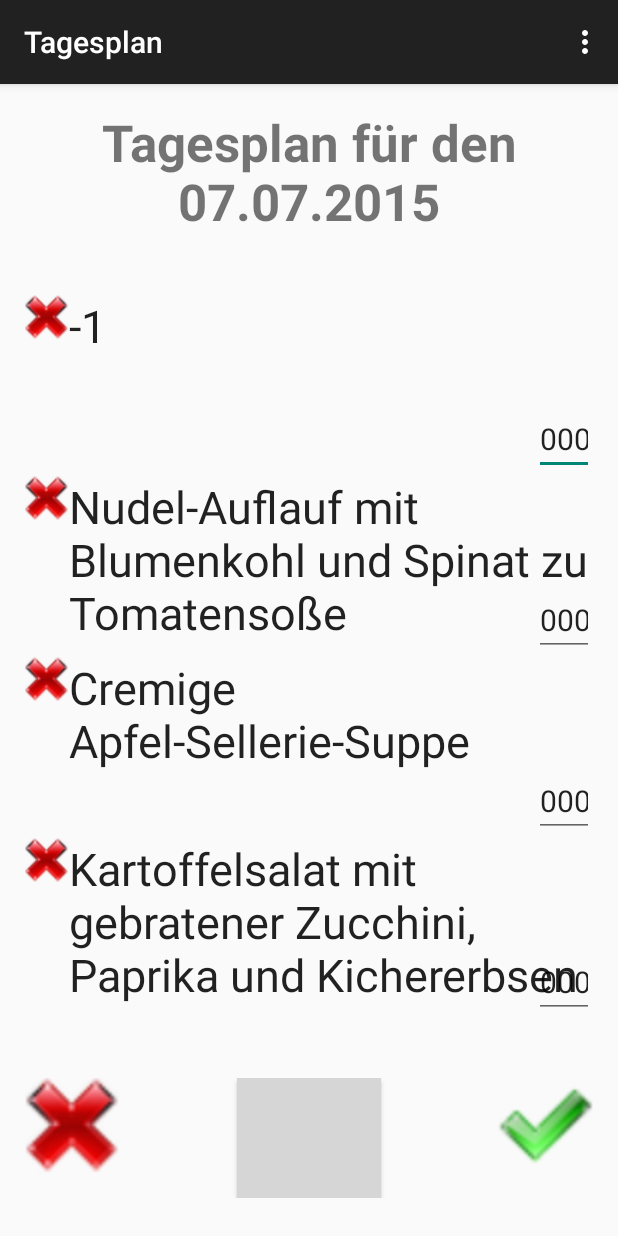
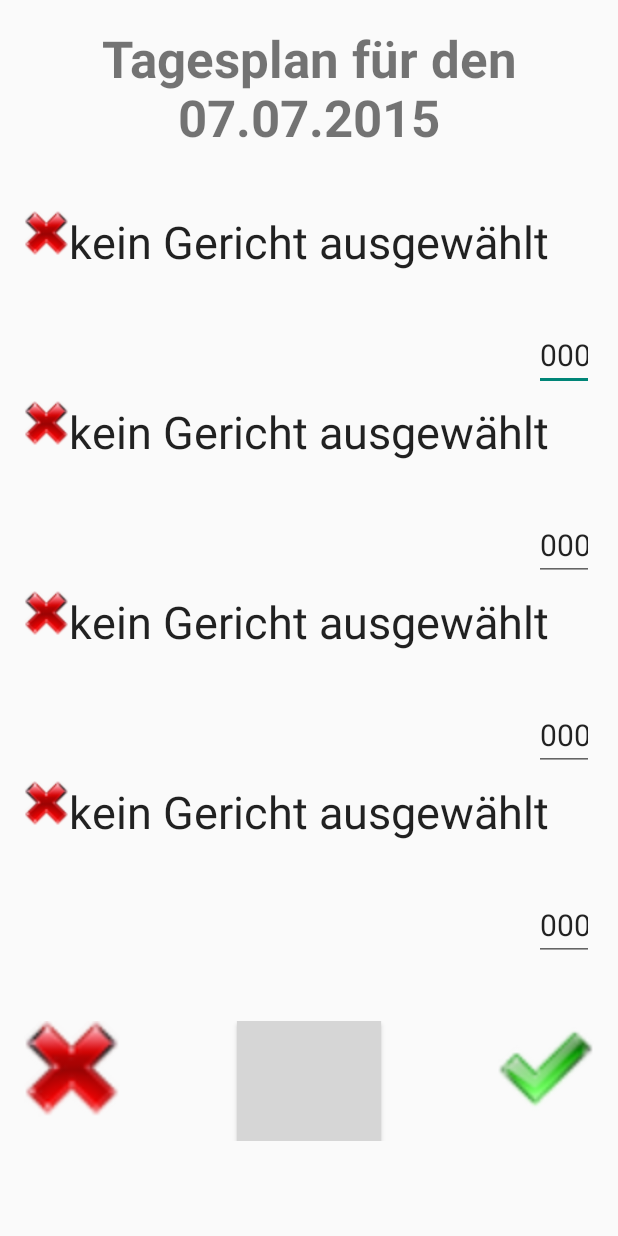
Before and after one commit to Taikaschi/PCM_214, an Android app: the MainActivity_Katalog screen opened directly, with no data from a screen before it, after a tap on "OK", on a phone screen of 412 x 824 dp. Run offline under Robolectric (Android 15) with nearby library versions, the phone set to English and light mode, and no system bars; libraries missing offline, so code that uses them is left out: net.danlew.android; 2 other taps on this screen came first; grey boxes are pictures that could not be loaded.

Commit message:
Stand 13.07.2015 22:31

```diff
--- a/app/src/main/java/de/fhs/pcm_214/DayPlanActivity.java
+++ b/app/src/main/java/de/fhs/pcm_214/DayPlanActivity.java
@@ -1,7 +1,7 @@
 package de.fhs.pcm_214;
 
+import android.app.Activity;
 import android.content.Intent;
-import android.support.v7.app.AppCompatActivity;
 import android.os.Bundle;
 import android.util.Log;
 import android.view.Menu;
@@ -17,40 +17,47 @@ import java.io.File;
 import java.io.FileInputStream;
 import java.io.FileNotFoundException;
 import java.io.FileOutputStream;
+import java.util.ArrayList;
 
-public class DayPlanActivity extends AppCompatActivity {
+public class DayPlanActivity extends Activity {
 
     @Override
-    protected void onCreate(Bundle savedInstanceState) {
+    protected void onCreate(final Bundle savedInstanceState) {
         super.onCreate(savedInstanceState);
         setContentView(R.layout.activity_day_plan);
         //JodaTimeAndroid.init(this);
 
+        ArrayList<TextView> recipeArray =new ArrayList<TextView>();
+        recipeArray.add((TextView) findViewById(R.id.textView_rcp1));
+        recipeArray.add((TextView) findViewById(R.id.textView_rcp2));
+        recipeArray.add((TextView) findViewById(R.id.textView_rcp3));
+        recipeArray.add((TextView) findViewById(R.id.textView_rcp4));
 
-        /*try {
-            TextView textView_rcp1 = (TextView) findViewById(R.id.textView_rcp1);
-            TextView textView_rcp2 = (TextView) findViewById(R.id.textView_rcp2);
-            TextView textView_rcp3 = (TextView) findViewById(R.id.textView_rcp3);
-            TextView textView_rcp4 = (TextView) findViewById(R.id.textView_rcp4);
-            TextView[] array = {textView_rcp1, textView_rcp2, textView_rcp3, textView_rcp4};
+        Intent intent = this.getIntent();
+        Recipes data = new Recipes();
+        // Receiving the Data
+        int[] receive_recipes = intent.getIntArrayExtra("result");
+
+       // Displaying Received data
+
+        for (int j = 0; j < receive_recipes.length; j++) {
+
+            if(receive_recipes.length > 0){
+                String temp = (data.getRecipes(receive_recipes[j]));
+                recipeArray.get(j).setText(temp);}
+
+        }
 
 
-
-            Timestamp timestamp = new Timestamp(getIntent().getExtras().toString());
+            /*Timestamp timestamp = new Timestamp(getIntent().getExtras().toString());
 
 
             ParseCSV parseCSV = new ParseCSV(getApplicationContext());
 
 
             FileInputStream in = openFileInput("recipe.log");
-            int[] recipes = parseCSV.readEntry(in, timestamp);
+            int[] recipes = parseCSV.readEntry(in, timestamp);*/
 
-
-            Recipes data = new Recipes();
-
-            for (int i = 0; i < recipes.length; i++) {
-                array[i].setText(data.getRecipes(recipes[i]));
-            }
 
            /* public void deleteEntry(FileInputStream in, FileOutputStream out, Timestamp timestamp) {                            //TODO
 
@@ -63,13 +70,7 @@ public class DayPlanActivity extends AppCompatActivity {
             Log.d("ASD", e.getLocalizedMessage());
         }
 
-*/      TextView textView_rcp1 = (TextView) findViewById(R.id.textView_rcp1);
-        Intent i = getIntent();
-        // Receiving the Data
-        int[] recipe = i.getIntArrayExtra("result");
-        String temp =    String.valueOf(recipe[0]);
-        // Displaying Received data
-        textView_rcp1.setText(temp);
+*/
 
 
         Button cancel = (Button) findViewById(R.id.cancel_button);
@@ -81,7 +82,15 @@ public class DayPlanActivity extends AppCompatActivity {
                 startActivity(cancelIntent);
             }
         });
-
+        Button add = (Button) findViewById(R.id.add_button);
+        add.setOnClickListener(new View.OnClickListener() {
+            @Override
+            public void onClick(View v) {
+                Intent addIntent = new Intent();
+                addIntent.setClass(DayPlanActivity.this, MainActivity_Katalog.class);
+                startActivity(addIntent,savedInstanceState);
+            }
+        });
         Button okay = (Button) findViewById(R.id.ok_button);
         okay.setOnClickListener(new View.OnClickListener() {
             @Override
--- a/app/src/main/java/de/fhs/pcm_214/MainActivity_Katalog.java
+++ b/app/src/main/java/de/fhs/pcm_214/MainActivity_Katalog.java
@@ -20,7 +20,6 @@ public class MainActivity_Katalog extends ActionBarActivity {
     private ListView list;
     ArrayList<Item> model = new ArrayList<Item>();
     int result[];
-
     @Override
     protected void onCreate(Bundle savedInstanceState) {
         super.onCreate(savedInstanceState);
@@ -36,7 +35,7 @@ public class MainActivity_Katalog extends ActionBarActivity {
     public void initModel()
     {
         String[] recipe = Recipes.init();
-        for(int i=0; i<20; i++)
+        for(int i=0; i<21; i++)
         {
             model.add(new Item(recipe[i]));
         }
@@ -119,7 +118,7 @@ public class MainActivity_Katalog extends ActionBarActivity {
         result = new int[maxItems];
         for (int i=0; i<maxItems; i++)
         {
-            result[i] = -1;
+            result[i] = 0;
         }
 
         int anz = 0;
@@ -128,7 +127,9 @@ public class MainActivity_Katalog extends ActionBarActivity {
             Item item = model.get(i);
             if(item.checked && anz<maxItems)
             {
-                result[anz++] = i;
+                result[anz] = i;
+                anz++;
+
             }
         }
 
--- a/app/src/main/java/de/fhs/pcm_214/Recipes.java
+++ b/app/src/main/java/de/fhs/pcm_214/Recipes.java
@@ -4,59 +4,63 @@ import java.util.ArrayList;
 
 public class Recipes {
     public static String[] init(){
-        String[] recipes = new String[20];
+        String[] recipes = new String[21];
 
-        recipes[0] = "Penne-Hähnchen-Auflauf mit Mozzarella-Brot-Kruste";
-        recipes[1] = "Italienischer Nudelauflauf mit Tomaten und Bacon";
-        recipes[2] = "Nudel-Auflauf mit Blumenkohl und Spinat zu Tomatensoße";
-        recipes[3] = "Makkaroni-Bratwurst-Auflauf mit Möhren und Champignons";
-        recipes[4] = "Kohlrabi-Kartoffelsuppe mit Räucherlachs und Kresse";
-        recipes[5] = "Cremige Apfel-Sellerie-Suppe";
-        recipes[6] = "Hühnersuppe mit Nudeln";
-        recipes[7] = "Portugiesischer Maisgrieß-Kuchen";
-        recipes[8] = "Luftiger Himbeerkuchen";
-        recipes[9] = "Kokos-Streuselkuchen mit Ananas";
-        recipes[10] = "Kartoffel-Tortilla";
-        recipes[11] = "Portugiesische Kartoffelsuppe mit Chorizo";
-        recipes[12] = "Kartoffelpuffer mit Apfelmus";
-        recipes[13] = "Chicken-Burger mit Mangosalsa und Guacamole";
-        recipes[14] = "Zwiebelringe in Bierteig";
-        recipes[15] = "Schweinebraten-Burger mit Texassoße";
-        recipes[16] = "Backkartoffelsalat mit Rucolapesto";
-        recipes[17] = "Kartoffelsalat mit gebratener Zucchini, Paprika und Kichererbsen";
-        recipes[18] = "Kartoffel-Kräutersalat";
-        recipes[19] = "Klassischer Kartoffelsalat mit Brühe";
+        recipes[0]="kein Gericht ausgewählt";
+        recipes[1]="Penne-Hähnchen-Auflauf mit Mozzarella-Brot-Kruste";
+        recipes[2]="Italienischer Nudelauflauf mit Tomaten und Bacon";
+        recipes[3]="Nudel-Auflauf mit Blumenkohl und Spinat zu Tomatensoße";
+        recipes[4]="Makkaroni-Bratwurst-Auflauf mit Möhren und Champignons";
+        recipes[5]="Kohlrabi-Kartoffelsuppe mit Räucherlachs und Kresse";
+        recipes[6]="Cremige Apfel-Sellerie-Suppe";
+        recipes[7]="Hühnersuppe mit Nudeln";
+        recipes[8]="Portugiesischer Maisgrieß-Kuchen";
+        recipes[9]="Luftiger Himbeerkuchen";
+        recipes[10]="Kokos-Streuselkuchen mit Ananas";
+        recipes[11]="Kartoffel-Tortilla";
+        recipes[12]="Portugiesische Kartoffelsuppe mit Chorizo";
+        recipes[13]="Kartoffelpuffer mit Apfelmus";
+        recipes[14]="Chicken-Burger mit Mangosalsa und Guacamole";
+        recipes[15]="Zwiebelringe in Bierteig";
+        recipes[16]="Schweinebraten-Burger mit Texassoße";
+        recipes[17]="Backkartoffelsalat mit Rucolapesto";
+        recipes[18]="Kartoffelsalat mit gebratener Zucchini, Paprika und Kichererbsen";
+        recipes[19]="Kartoffel-Kräutersalat";
+        recipes[20]="Klassischer Kartoffelsalat mit Brühe";
 
         return recipes;
     }
     String[] recipes ;
 
+
+
     public Recipes() {
-        recipes = new String[20];
+        recipes = new String[21];
 
-        recipes[0]="Penne-Hähnchen-Auflauf mit Mozzarella-Brot-Kruste";
-        recipes[1]="Italienischer Nudelauflauf mit Tomaten und Bacon";
-        recipes[2]="Nudel-Auflauf mit Blumenkohl und Spinat zu Tomatensoße";
-        recipes[3]="Makkaroni-Bratwurst-Auflauf mit Möhren und Champignons";
-        recipes[4]="Kohlrabi-Kartoffelsuppe mit Räucherlachs und Kresse";
-        recipes[5]="Cremige Apfel-Sellerie-Suppe";
-        recipes[6]="Hühnersuppe mit Nudeln";
-        recipes[7]="Portugiesischer Maisgrieß-Kuchen";
-        recipes[8]="Luftiger Himbeerkuchen";
-        recipes[9]="Kokos-Streuselkuchen mit Ananas";
-        recipes[10]="Kartoffel-Tortilla";
-        recipes[11]="Portugiesische Kartoffelsuppe mit Chorizo";
-        recipes[12]="Kartoffelpuffer mit Apfelmus";
-        recipes[13]="Chicken-Burger mit Mangosalsa und Guacamole";
-        recipes[14]="Zwiebelringe in Bierteig";
-        recipes[15]="Schweinebraten-Burger mit Texassoße";
-        recipes[16]="Backkartoffelsalat mit Rucolapesto";
-        recipes[17]="Kartoffelsalat mit gebratener Zucchini, Paprika und Kichererbsen";
-        recipes[18]="Kartoffel-Kräutersalat";
-        recipes[19]="Klassischer Kartoffelsalat mit Brühe";
+        recipes[0]="kein Gericht ausgewählt";
+        recipes[1]="Penne-Hähnchen-Auflauf mit Mozzarella-Brot-Kruste";
+        recipes[2]="Italienischer Nudelauflauf mit Tomaten und Bacon";
+        recipes[3]="Nudel-Auflauf mit Blumenkohl und Spinat zu Tomatensoße";
+        recipes[4]="Makkaroni-Bratwurst-Auflauf mit Möhren und Champignons";
+        recipes[5]="Kohlrabi-Kartoffelsuppe mit Räucherlachs und Kresse";
+        recipes[6]="Cremige Apfel-Sellerie-Suppe";
+        recipes[7]="Hühnersuppe mit Nudeln";
+        recipes[8]="Portugiesischer Maisgrieß-Kuchen";
+        recipes[9]="Luftiger Himbeerkuchen";
+        recipes[10]="Kokos-Streuselkuchen mit Ananas";
+        recipes[11]="Kartoffel-Tortilla";
+        recipes[12]="Portugiesische Kartoffelsuppe mit Chorizo";
+        recipes[13]="Kartoffelpuffer mit Apfelmus";
+        recipes[14]="Chicken-Burger mit Mangosalsa und Guacamole";
+        recipes[15]="Zwiebelringe in Bierteig";
+        recipes[16]="Schweinebraten-Burger mit Texassoße";
+        recipes[17]="Backkartoffelsalat mit Rucolapesto";
+        recipes[18]="Kartoffelsalat mit gebratener Zucchini, Paprika und Kichererbsen";
+        recipes[19]="Kartoffel-Kräutersalat";
+        recipes[20]="Klassischer Kartoffelsalat mit Brühe";
+
     }
 
-    public String getRecipes(int pos) {
-        return recipes[pos];
-    }
+    public String getRecipes(int pos) {return recipes[pos];}
+
 }
--- a/app/src/main/java/de/fhs/pcm_214/WeekPlanActivity.java
+++ b/app/src/main/java/de/fhs/pcm_214/WeekPlanActivity.java
@@ -34,8 +34,8 @@ public class WeekPlanActivity extends Activity {
 
         JodaTimeAndroid.init(this);
         ParseCSV parseCSV = new ParseCSV(this.getApplicationContext());
-        FileInputStream in = null;
-        FileOutputStream out = null;
+        FileInputStream in;
+        FileOutputStream out;
         Timestamp today = new Timestamp(LocalDate.now());
 
         ListView listView = null;
--- a/app/src/main/res/layout/activity_day_plan.xml
+++ b/app/src/main/res/layout/activity_day_plan.xml
@@ -51,7 +51,7 @@
             android:inputType="textMultiLine"
             android:maxLines="3"
             android:singleLine="false"
-            android:text="Hühnchen mit Bratkartoffeln und scharfer Sauce"
+            android:text="leer"
             android:textAppearance="?android:attr/textAppearanceLarge"
             android:textSize="30sp" />
 
@@ -94,7 +94,7 @@
             android:layout_toEndOf="@id/delete2"
             android:inputType="textMultiLine"
             android:maxLines="3"
-            android:text="Nudel-Auflauf mit Blumenkohl und Spinat zu Tomatensoße"
+            android:text="leer"
             android:textAppearance="?android:attr/textAppearanceLarge"
             android:textSize="30sp" />
 
@@ -136,7 +136,7 @@
             android:layout_toEndOf="@id/delete3"
             android:inputType="textMultiLine"
             android:maxLines="3"
-            android:text="Cremige Apfel-Sellerie-Suppe"
+            android:text="leer"
             android:textAppearance="?android:attr/textAppearanceLarge"
             android:textSize="30sp" />
 
@@ -179,7 +179,7 @@
             android:layout_toEndOf="@id/delete4"
             android:inputType="textMultiLine"
             android:maxLines="3"
-            android:text="Kartoffelsalat mit gebratener Zucchini, Paprika und Kichererbsen"
+            android:text="leer"
             android:textAppearance="?android:attr/textAppearanceLarge"
             android:textSize="30sp" />
 
```
